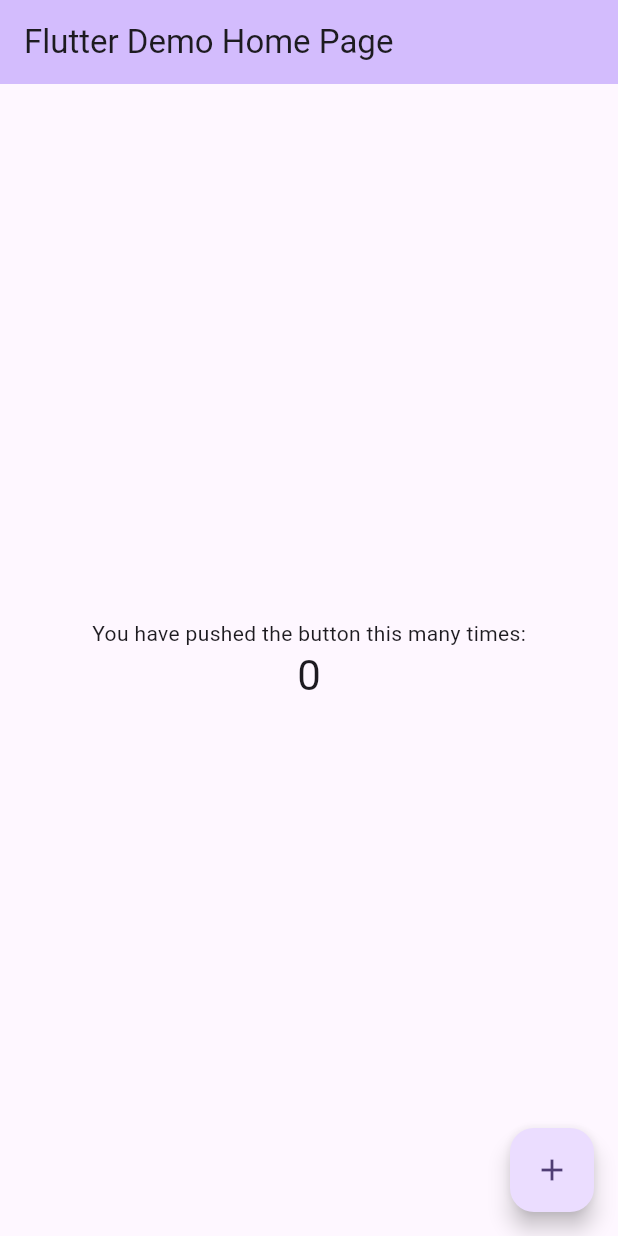
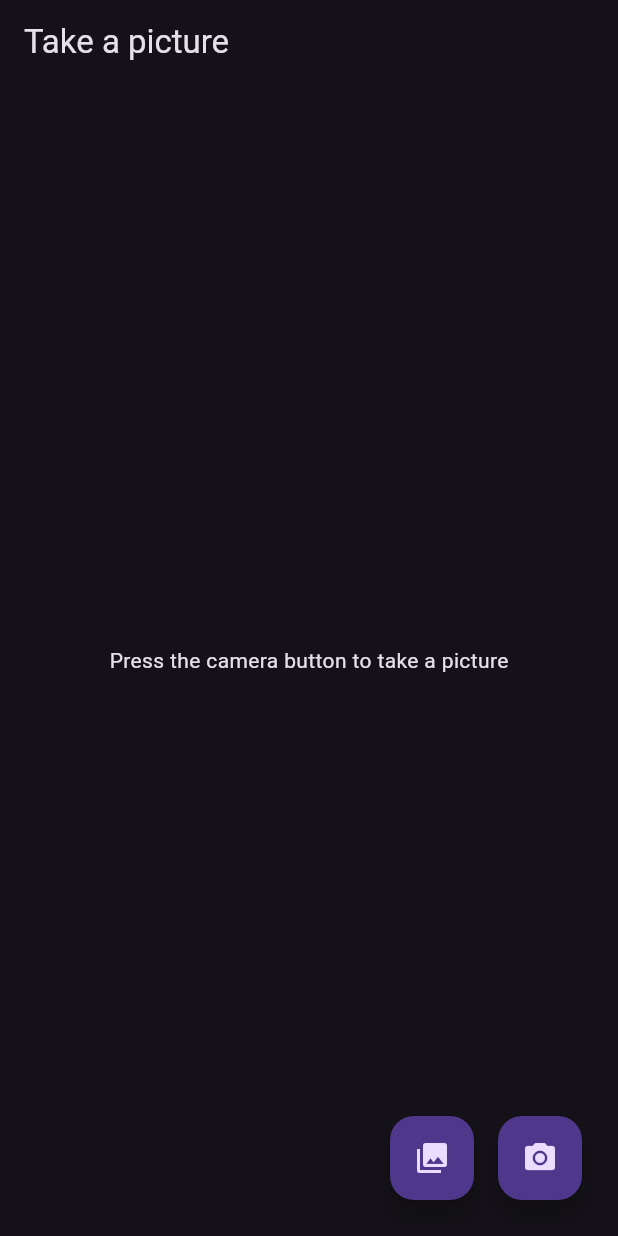
Before and after one commit to Alex-apostolo/what-can-i-make, a Flutter app: the screen it shows after launch, on a phone screen of 412 x 824 dp. Run offline on Flutter 3.47's test engine with Material 3 defaults, Android fonts, the phone set to English and light mode, and no system bars; our stand-ins replace image_picker.

Commit message:
Used image picker package

```diff
--- a/lib/main.dart
+++ b/lib/main.dart
@@ -1,122 +1,104 @@
+import 'dart:io';
 import 'package:flutter/material.dart';
+import 'package:image_picker/image_picker.dart';
 
 void main() {
-  runApp(const MyApp());
+  WidgetsFlutterBinding.ensureInitialized();
+
+  runApp(MaterialApp(theme: ThemeData.dark(), home: const ImagePickerScreen()));
 }
 
-class MyApp extends StatelessWidget {
-  const MyApp({super.key});
+class ImagePickerScreen extends StatefulWidget {
+  const ImagePickerScreen({super.key});
 
-  // This widget is the root of your application.
+  @override
+  ImagePickerScreenState createState() => ImagePickerScreenState();
+}
+
+class ImagePickerScreenState extends State<ImagePickerScreen> {
+  final ImagePicker _picker = ImagePicker();
+
+  Future<void> _takePicture(BuildContext context) async {
+    try {
+      final XFile? image = await _picker.pickImage(source: ImageSource.camera);
+
+      if (image != null && context.mounted) {
+        await Navigator.of(context).push(
+          MaterialPageRoute(
+            builder: (context) => DisplayPictureScreen(imagePath: image.path),
+          ),
+        );
+      }
+    } catch (e) {
+      if (context.mounted) {
+        ScaffoldMessenger.of(
+          context,
+        ).showSnackBar(SnackBar(content: Text('Error: ${e.toString()}')));
+      }
+      print('Error taking picture: $e');
+    }
+  }
+
+  Future<void> _pickImage(BuildContext context) async {
+    try {
+      final XFile? image = await _picker.pickImage(source: ImageSource.gallery);
+
+      if (image != null && context.mounted) {
+        await Navigator.of(context).push(
+          MaterialPageRoute(
+            builder: (context) => DisplayPictureScreen(imagePath: image.path),
+          ),
+        );
+      }
+    } catch (e) {
+      if (context.mounted) {
+        ScaffoldMessenger.of(
+          context,
+        ).showSnackBar(SnackBar(content: Text('Error: ${e.toString()}')));
+      }
+      print('Error picking image: $e');
+    }
+  }
+
   @override
   Widget build(BuildContext context) {
-    return MaterialApp(
-      title: 'Flutter Demo',
-      theme: ThemeData(
-        // This is the theme of your application.
-        //
-        // TRY THIS: Try running your application with "flutter run". You'll see
-        // the application has a purple toolbar. Then, without quitting the app,
-        // try changing the seedColor in the colorScheme below to Colors.green
-        // and then invoke "hot reload" (save your changes or press the "hot
-        // reload" button in a Flutter-supported IDE, or press "r" if you used
-        // the command line to start the app).
-        //
-        // Notice that the counter didn't reset back to zero; the application
-        // state is not lost during the reload. To reset the state, use hot
-        // restart instead.
-        //
-        // This works for code too, not just values: Most code changes can be
-        // tested with just a hot reload.
-        colorScheme: ColorScheme.fromSeed(seedColor: Colors.deepPurple),
+    return Scaffold(
+      appBar: AppBar(title: const Text('Take a picture')),
+      body: const Center(
+        child: Text('Press the camera button to take a picture'),
       ),
-      home: const MyHomePage(title: 'Flutter Demo Home Page'),
+      floatingActionButton: Padding(
+        padding: const EdgeInsets.all(8.0),
+        child: Row(
+          mainAxisAlignment: MainAxisAlignment.end,
+          children: [
+            FloatingActionButton(
+              onPressed: () => _pickImage(context),
+              child: const Icon(Icons.photo_library),
+            ),
+            const SizedBox(width: 16),
+            FloatingActionButton(
+              onPressed: () => _takePicture(context),
+              child: const Icon(Icons.camera_alt),
+            ),
+          ],
+        ),
+      ),
     );
   }
 }
 
-class MyHomePage extends StatefulWidget {
-  const MyHomePage({super.key, required this.title});
+// A widget that displays the picture taken by the user.
+class DisplayPictureScreen extends StatelessWidget {
+  final String imagePath;
 
-  // This widget is the home page of your application. It is stateful, meaning
-  // that it has a State object (defined below) that contains fields that affect
-  // how it looks.
-
-  // This class is the configuration for the state. It holds the values (in this
-  // case the title) provided by the parent (in this case the App widget) and
-  // used by the build method of the State. Fields in a Widget subclass are
-  // always marked "final".
-
-  final String title;
-
-  @override
-  State<MyHomePage> createState() => _MyHomePageState();
-}
-
-class _MyHomePageState extends State<MyHomePage> {
-  int _counter = 0;
-
-  void _incrementCounter() {
-    setState(() {
-      // This call to setState tells the Flutter framework that something has
-      // changed in this State, which causes it to rerun the build method below
-      // so that the display can reflect the updated values. If we changed
-      // _counter without calling setState(), then the build method would not be
-      // called again, and so nothing would appear to happen.
-      _counter++;
-    });
-  }
+  const DisplayPictureScreen({super.key, required this.imagePath});
 
   @override
   Widget build(BuildContext context) {
-    // This method is rerun every time setState is called, for instance as done
-    // by the _incrementCounter method above.
-    //
-    // The Flutter framework has been optimized to make rerunning build methods
-    // fast, so that you can just rebuild anything that needs updating rather
-    // than having to individually change instances of widgets.
     return Scaffold(
-      appBar: AppBar(
-        // TRY THIS: Try changing the color here to a specific color (to
-        // Colors.amber, perhaps?) and trigger a hot reload to see the AppBar
-        // change color while the other colors stay the same.
-        backgroundColor: Theme.of(context).colorScheme.inversePrimary,
-        // Here we take the value from the MyHomePage object that was created by
-        // the App.build method, and use it to set our appbar title.
-        title: Text(widget.title),
-      ),
-      body: Center(
-        // Center is a layout widget. It takes a single child and positions it
-        // in the middle of the parent.
-        child: Column(
-          // Column is also a layout widget. It takes a list of children and
-          // arranges them vertically. By default, it sizes itself to fit its
-          // children horizontally, and tries to be as tall as its parent.
-          //
-          // Column has various properties to control how it sizes itself and
-          // how it positions its children. Here we use mainAxisAlignment to
-          // center the children vertically; the main axis here is the vertical
-          // axis because Columns are vertical (the cross axis would be
-          // horizontal).
-          //
-          // TRY THIS: Invoke "debug painting" (choose the "Toggle Debug Paint"
-          // action in the IDE, or press "p" in the console), to see the
-          // wireframe for each widget.
-          mainAxisAlignment: MainAxisAlignment.center,
-          children: <Widget>[
-            const Text('You have pushed the button this many times:'),
-            Text(
-              '$_counter',
-              style: Theme.of(context).textTheme.headlineMedium,
-            ),
-          ],
-        ),
-      ),
-      floatingActionButton: FloatingActionButton(
-        onPressed: _incrementCounter,
-        tooltip: 'Increment',
-        child: const Icon(Icons.add),
-      ), // This trailing comma makes auto-formatting nicer for build methods.
+      appBar: AppBar(title: const Text('Display the Picture')),
+      body: Image.file(File(imagePath)),
     );
   }
 }
```
Also changed, not shown: pubspec.yaml (+4 -3 lines), pubspec.lock, 10 other files.
